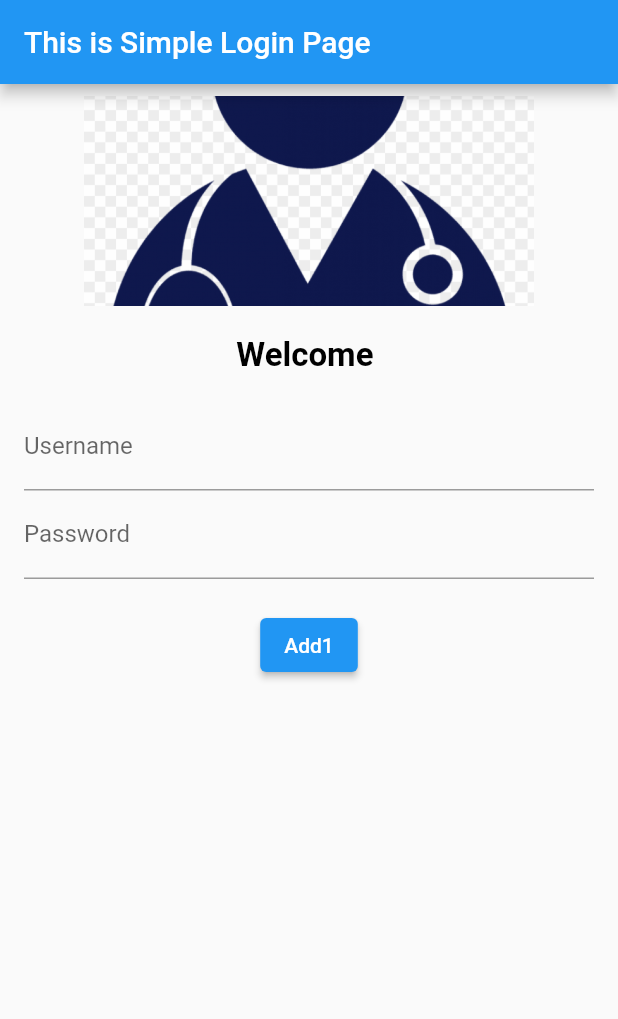
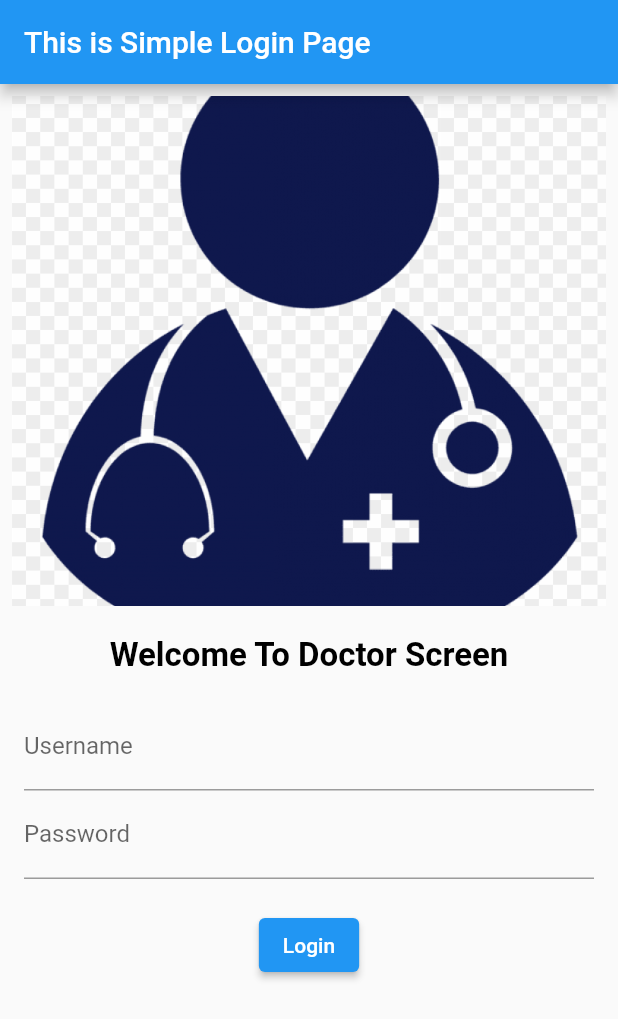
Before and after one commit to HredayTheDev/Simple_Login_Ui, a Flutter app: the screen it shows after launch, on a phone screen of 412 x 824 dp. Shown: the top 1019 px of the screen. Run offline on Flutter 3.47's test engine with Material 2 defaults, Android fonts, the phone set to English and light mode, and no system bars.

Commit message:
Added SingleChildScrollView

```diff
--- a/lib/main.dart
+++ b/lib/main.dart
@@ -28,19 +28,20 @@ class MyApp extends StatelessWidget {
         ),
         body: Padding(
           padding: const EdgeInsets.all(8.0),
+          child: SingleChildScrollView(
             child: Column(
               children: [
                 Image.asset(
                   'assets/images/doctorlogo.png',
-                width: 300.0,
-                height: 140.0,
+                  width: 500.0,
+                  height: 340.0,
                   fit: BoxFit.cover,
                 ),
                 SizedBox(
                   height: 20,
                 ),
                 Text(
-                "Welcome ",
+                  "Welcome To Doctor Screen",
                   style: TextStyle(
                       fontSize: 22,
                       color: Colors.black,
@@ -69,7 +70,7 @@ class MyApp extends StatelessWidget {
                   ElevatedButton(onPressed: (){
 
                     print("Hi Codepur");
-                }, child: Text("Add1"))
+                  }, child: Text("Login"))
                   ],),
                 )
 
@@ -77,6 +78,7 @@ class MyApp extends StatelessWidget {
             ),
           ),
         ),
+      ),
     );
   }
 }
```
Lines whose indentation alone changed are shown as unchanged.
